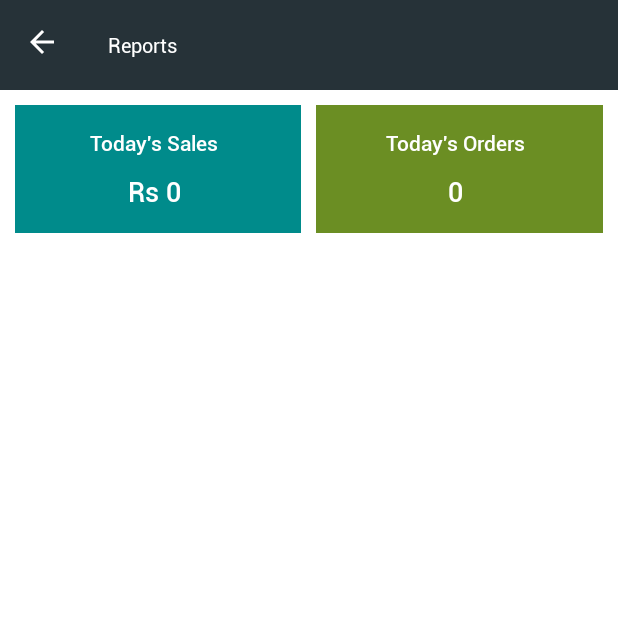
After one commit to hasibul993/Inventory, an Android app: the ReportsActivity screen opened directly, with no data from a screen before it, on a phone screen of 412 x 824 dp, the top half of it. The commit adds this screen. Run offline under Robolectric (Android 15) with nearby library versions, the phone set to English and light mode, and no system bars.

Commit message:
tablets ui check

```diff
--- a/app/src/main/AndroidManifest.xml
+++ b/app/src/main/AndroidManifest.xml
@@ -77,6 +77,12 @@
             android:windowSoftInputMode="stateHidden" />
 
         <activity
+            android:name=".Activities.ReportsActivity"
+            android:screenOrientation="portrait"
+            android:theme="@style/AppTheme.HomeNoActionBar"
+            android:windowSoftInputMode="stateHidden" />
+
+        <activity
             android:name=".Activities.ProfileEditActivity"
             android:screenOrientation="portrait"
             android:theme="@style/AppTheme.HomeNoActionBar"
--- a/app/src/main/java/com/inventory/Activities/MainActivity.java
+++ b/app/src/main/java/com/inventory/Activities/MainActivity.java
@@ -310,6 +310,17 @@ public class MainActivity implements AppConstants {
         ArrayList<DrugModel> drugModelArrayList = new ArrayList<>();
         try {
             drugModelArrayList = databaseAccess.GetOrderListFromOrderDB(searchText);
+        } catch (Exception ex) {
+            ex.printStackTrace();
+        }
+        return drugModelArrayList;
+    }
+
+    public ArrayList<DrugModel> GetOrderListByDateFromOrderDB(Context context, String today) {
+        databaseAccess = new DatabaseAccess(context);
+        ArrayList<DrugModel> drugModelArrayList = new ArrayList<>();
+        try {
+            drugModelArrayList = databaseAccess.GetOrderListByDateFromOrderDB(today);
         } catch (Exception ex) {
             ex.printStackTrace();
         }
--- /dev/null
+++ b/app/src/main/java/com/inventory/Activities/ReportsActivity.java
@@ -0,0 +1,205 @@
+package com.inventory.Activities;
+
+import android.app.SearchManager;
+import android.content.Context;
+import android.content.Intent;
+import android.os.Bundle;
+import android.support.v4.view.MenuItemCompat;
+import android.support.v7.app.AppCompatActivity;
+import android.support.v7.widget.LinearLayoutManager;
+import android.support.v7.widget.RecyclerView;
+import android.support.v7.widget.SearchView;
+import android.support.v7.widget.Toolbar;
+import android.view.Menu;
+import android.view.MenuItem;
+import android.widget.TextView;
+
+import com.inventory.Adapter.OrdersAdapter;
+import com.inventory.Helper.AppConstants;
+import com.inventory.Helper.Utility;
+import com.inventory.Model.DrugModel;
+import com.inventory.Model.UserKeyDetailsModel;
+import com.inventory.NewUi.DividerItemDecoration;
+import com.inventory.NewUi.RobotoTextView;
+import com.inventory.R;
+
+import org.apache.commons.lang3.StringUtils;
+
+import java.util.ArrayList;
+
+/**
+ * Created by BookMEds on 02-02-2018.
+ */
+
+public class ReportsActivity extends AppCompatActivity implements AppConstants {
+
+    Utility utility = Utility.getInstance();
+    UserKeyDetailsModel userKeyDetailsModel = new UserKeyDetailsModel();
+    MainActivity mainActivity = MainActivity.getInstance();
+
+
+    private Toolbar toolbar;
+    TextView toolbar_title;
+
+    RecyclerView recyclerView;
+
+    ArrayList<DrugModel> orderArrayList = new ArrayList<>();
+
+    RobotoTextView todaysSaleTV, todaysSaleValueTV, todaysOrderTV, todaysOrderValueTV;
+
+
+    OrdersAdapter ordersAdapter;
+
+
+    @Override
+    protected void onCreate(Bundle savedInstanceState) {
+        super.onCreate(savedInstanceState);
+        setContentView(R.layout.reports_activity);
+
+        InitializeIDS();
+
+        userKeyDetailsModel = mainActivity.GetUserKeyDetails(ReportsActivity.this);
+
+        RecreateLayout();
+
+        GetTodaysOrdersLocally(mainActivity.GetCurrentDate(AppConstants.SIMPLE_DATE_FORMAT));
+
+        // GetOrdersLocally(null);
+
+    }
+
+    private void InitializeIDS() {
+        try {
+            toolbar = (Toolbar) findViewById(R.id.toolbar);
+            toolbar_title = (TextView) findViewById(R.id.toolbar_title);
+
+            recyclerView = (RecyclerView) findViewById(R.id.recyclerView);
+
+            todaysSaleTV = (RobotoTextView) findViewById(R.id.todaysSaleTV);
+            todaysSaleValueTV = (RobotoTextView) findViewById(R.id.todaysSaleValueTV);
+            todaysOrderTV = (RobotoTextView) findViewById(R.id.todaysOrderTV);
+            todaysOrderValueTV = (RobotoTextView) findViewById(R.id.todaysOrderValueTV);
+        } catch (Exception ex) {
+            ex.printStackTrace();
+        }
+    }
+
+
+    private void RecreateLayout() {
+
+        try {
+
+            setSupportActionBar(toolbar);
+
+            MainActivity.getInstance().SupportActionBar(ReportsActivity.this, getSupportActionBar(), MainActivity.GetThemeColor(), toolbar_title, getString(R.string.report), false);
+
+        } catch (Exception ex) {
+            ex.printStackTrace();
+        }
+    }
+
+    public void GetTodaysOrdersLocally(String today) {
+        try {
+
+            orderArrayList = mainActivity.GetOrderListByDateFromOrderDB(ReportsActivity.this, today);
+
+            todaysOrderTV.setText(getString(R.string.today) + "'s " + getString(R.string.order));
+            todaysOrderValueTV.setText(orderArrayList.size() + "");
+
+            todaysSaleTV.setText(getString(R.string.today) + "'s " + getString(R.string.sales));
+            todaysSaleValueTV.setText(getString(R.string.rs) + " " + GetTodaysSales(orderArrayList));
+
+        } catch (Exception ex) {
+            ex.printStackTrace();
+        }
+    }
+
+    public void GetOrdersLocally(String searchedText) {
+        try {
+
+            orderArrayList = mainActivity.GetOrderListFromOrderDB(ReportsActivity.this, searchedText);
+
+            SetAdapter(orderArrayList);
+
+        } catch (Exception ex) {
+            ex.printStackTrace();
+        }
+    }
+
+    private void SetAdapter(ArrayList<DrugModel> orderArrayList) {
+        try {
+            ordersAdapter = new OrdersAdapter(ReportsActivity.this, orderArrayList, true);
+            recyclerView.setLayoutManager(new LinearLayoutManager(ReportsActivity.this));
+            recyclerView.addItemDecoration(new DividerItemDecoration(ReportsActivity.this));
+            recyclerView.setAdapter(ordersAdapter);
+            ordersAdapter.notifyDataSetChanged();
+        } catch (Exception ex) {
+            ex.printStackTrace();
+        }
+    }
+
+    public String GetTodaysSales(ArrayList<DrugModel> todayOrderArrayList) {
+        double totalSales = 0;
+        String OrderTotalString = "";
+        try {
+            for (DrugModel drug : todayOrderArrayList) {
+                try {
+                    totalSales = totalSales + drug.OrderTotal;
+                } catch (Exception ex) {
+                    ex.printStackTrace();
+                }
+            }
+            OrderTotalString = AppConstants.decimalFormatTwoPlace.format(totalSales);
+        } catch (Exception ex) {
+            ex.printStackTrace();
+        }
+        return OrderTotalString;
+    }
+
+
+    public static void GotoReportsActivity(Context context) {
+        try {
+            Intent intent = new Intent(context, ReportsActivity.class);
+            context.startActivity(intent);
+        } catch (Exception ex) {
+            ex.printStackTrace();
+        }
+
+    }
+
+
+    public boolean onCreateOptionsMenu(Menu menu) {
+        try {
+            getMenuInflater().inflate(R.menu.menu_setting_activity, menu);
+            MenuItem moreIcon = menu.findItem(R.id.menu_more);
+            moreIcon.setVisible(false);
+        } catch (Exception ex) {
+            ex.printStackTrace();
+        }
+
+        return true;
+    }
+
+    public boolean onOptionsItemSelected(MenuItem item) {
+
+        switch (item.getItemId()) {
+
+            case android.R.id.home:
+                onBackPressed();
+                return true;
+            default:
+                return super.onOptionsItemSelected(item);
+        }
+    }
+
+
+    public void onBackPressed() {
+        try {
+            HomeActivity.GotoHomeActivity(ReportsActivity.this);
+        } catch (Exception ex) {
+            ex.printStackTrace();
+        }
+    }
+
+
+}
--- a/app/src/main/java/com/inventory/Adapter/HomeGridAdapter.java
+++ b/app/src/main/java/com/inventory/Adapter/HomeGridAdapter.java
@@ -12,6 +12,7 @@ import android.widget.RelativeLayout;
 import com.inventory.Activities.InventoryActivity;
 import com.inventory.Activities.MainActivity;
 import com.inventory.Activities.OrdersActivity;
+import com.inventory.Activities.ReportsActivity;
 import com.inventory.Activities.SalesActivity;
 import com.inventory.Helper.AppConstants;
 import com.inventory.Helper.Utility;
@@ -135,6 +136,8 @@ public class HomeGridAdapter extends RecyclerView.Adapter<HomeGridAdapter.MyView
                 SalesActivity.GotoSalesActivity(context,null,false);
             } else if (StringUtils.equalsIgnoreCase(homeModel.Title, context.getString(R.string.orders))) {
                 OrdersActivity.GotoOrdersActivity(context);
+            } else if (StringUtils.equalsIgnoreCase(homeModel.Title, context.getString(R.string.report))) {
+                ReportsActivity.GotoReportsActivity(context);
             }
         } catch (Exception ex) {
             ex.printStackTrace();
--- a/app/src/main/java/com/inventory/Database/DatabaseAccess.java
+++ b/app/src/main/java/com/inventory/Database/DatabaseAccess.java
@@ -851,6 +851,30 @@ public class DatabaseAccess extends DatabaseHelper {
         return orderList;
     }
 
+    public ArrayList<DrugModel> GetOrderListByDateFromOrderDB(String today) {
+        SQLiteDatabase db = super.getWritableDatabase();
+        Cursor cursor = null;
+        ArrayList<DrugModel> orderList = new ArrayList<>();
+
+        try {
+
+            cursor = db.rawQuery(DatabaseQuery.GetQueryForSearchOrderByDateInOrderDB(today), null);
+
+            if (cursor.getCount() > 0)
+                orderList = GetOrderList(cursor);
+
+        } catch (Exception ex) {
+            ex.printStackTrace();
+            Log.i(TAG, " GetOrderListByDateFromOrderDB() : " + ex.getMessage());
+        }
+
+        if (cursor != null)
+            cursor.close();
+        db.close();
+        return orderList;
+    }
+
+
     public DrugModel GetOrderItemDetailsFromOrderItemDB(String orderNo, String drugID) {
         SQLiteDatabase db = super.getWritableDatabase();
         Cursor cursor = null;
--- a/app/src/main/java/com/inventory/Database/DatabaseQuery.java
+++ b/app/src/main/java/com/inventory/Database/DatabaseQuery.java
@@ -218,6 +218,20 @@ public class DatabaseQuery extends DatabaseHelper {
         return query;
     }
 
+    public static String GetQueryForSearchOrderByDateInOrderDB(String today) {
+        String query = "";
+        /*Like %text% will search string in whole name but like text% will start search from first letter*/
+        try {
+            if (!StringUtils.isBlank(today)) {
+
+                query = SELECT_ALL + TABLE_ORDERS_DB + WHERE + COLUMN_ORDER_CREATED_ON + " like '" + today + "%' ";
+            }
+        } catch (Exception ex) {
+            ex.printStackTrace();
+        }
+        return query;
+    }
+
     public static String GetQueryForOrderItemInOrderItemDB(String orderNo) {
         String query = "";
         /*Like %text% will search string in whole name but like text% will start search from first letter*/
--- a/app/src/main/java/com/inventory/Helper/Utility.java
+++ b/app/src/main/java/com/inventory/Helper/Utility.java
@@ -296,9 +296,9 @@ public class Utility {
             homeModel.Title = context.getString(R.string.orders);
             homeModelArrayList.add(homeModel);
 
-            /*homeModel = new HomeModel();
+            homeModel = new HomeModel();
             homeModel.Title = context.getString(R.string.report);
-            homeModelArrayList.add(homeModel);*/
+            homeModelArrayList.add(homeModel);
 
 
         } catch (Exception ex) {
--- /dev/null
+++ b/app/src/main/res/layout/reports_activity.xml
@@ -0,0 +1,116 @@
+<?xml version="1.0" encoding="utf-8"?>
+<LinearLayout xmlns:android="http://schemas.android.com/apk/res/android"
+    xmlns:app="http://schemas.android.com/apk/res-auto"
+    android:id="@+id/mainLayout"
+    android:layout_width="match_parent"
+    android:layout_height="match_parent"
+    android:background="@color/White"
+    android:orientation="vertical">
+
+    <include
+        layout="@layout/toolbar"
+        android:layout_width="match_parent"
+        android:layout_height="@dimen/toolbar_60dp" />
+
+    <android.support.v4.widget.NestedScrollView
+        android:id="@+id/nestedScrollView"
+        android:layout_width="match_parent"
+        android:layout_height="match_parent"
+        android:layout_below="@+id/toolbar">
+
+        <LinearLayout
+            android:id="@+id/mainLinearLayout"
+            android:layout_width="match_parent"
+            android:layout_height="match_parent"
+            android:orientation="vertical">
+
+            <LinearLayout
+                android:layout_width="match_parent"
+                android:layout_height="wrap_content"
+                android:layout_marginLeft="10dp"
+                android:layout_marginRight="10dp"
+                android:layout_marginTop="10dp"
+                android:orientation="horizontal"
+                android:weightSum="2">
+
+                <LinearLayout
+                    android:layout_width="0dp"
+                    android:layout_height="wrap_content"
+                    android:layout_weight="1"
+                    android:background="@color/DarkCyan"
+                    android:orientation="vertical"
+                    android:padding="10dp">
+
+                    <com.inventory.NewUi.RobotoTextView
+                        android:id="@+id/todaysSaleTV"
+                        android:layout_width="match_parent"
+                        android:layout_height="wrap_content"
+                        android:layout_marginRight="5dp"
+                        android:gravity="center"
+                        android:padding="5dp"
+                        android:text="@string/sales"
+                        android:textColor="@color/White"
+                        android:textSize="@dimen/body"
+                        app:typeface="robotoMedium" />
+
+                    <com.inventory.NewUi.RobotoTextView
+                        android:id="@+id/todaysSaleValueTV"
+                        android:layout_width="match_parent"
+                        android:layout_height="wrap_content"
+                        android:layout_marginRight="5dp"
+                        android:gravity="center"
+                        android:padding="5dp"
+                        android:text=""
+                        android:textColor="@color/White"
+                        android:textSize="@dimen/header_18sp"
+                        app:typeface="robotoMedium" />
+
+
+                </LinearLayout>
+
+                <LinearLayout
+                    android:layout_width="0dp"
+                    android:layout_height="wrap_content"
+                    android:layout_marginLeft="10dp"
+                    android:layout_weight="1"
+                    android:background="@color/OliveDrab"
+                    android:orientation="vertical"
+                    android:padding="10dp">
+
+                    <com.inventory.NewUi.RobotoTextView
+                        android:id="@+id/todaysOrderTV"
+                        android:layout_width="match_parent"
+                        android:layout_height="wrap_content"
+                        android:layout_marginRight="5dp"
+                        android:gravity="center"
+                        android:padding="5dp"
+                        android:text="@string/order"
+                        android:textColor="@color/White"
+                        android:textSize="@dimen/body"
+                        app:typeface="robotoMedium" />
+
+                    <com.inventory.NewUi.RobotoTextView
+                        android:id="@+id/todaysOrderValueTV"
+                        android:layout_width="match_parent"
+                        android:layout_height="wrap_content"
+                        android:layout_marginRight="5dp"
+                        android:gravity="center"
+                        android:padding="5dp"
+                        android:text=""
+                        android:textColor="@color/White"
+                        android:textSize="@dimen/header_18sp"
+                        app:typeface="robotoMedium" />
+
+
+                </LinearLayout>
+
+
+            </LinearLayout>
+
+
+        </LinearLayout>
+
+    </android.support.v4.widget.NestedScrollView>
+
+
+</LinearLayout>
--- a/app/src/main/res/values/dimens.xml
+++ b/app/src/main/res/values/dimens.xml
@@ -17,7 +17,7 @@
     <dimen name="text_10sp">10sp</dimen>
 
 
-    <dimen name="toolbar_title_10sp">10sp</dimen>
+    <dimen name="toolbar_title_10sp">9sp</dimen>
 
     <dimen name="toolbar_60dp">60dp</dimen>
 
--- a/app/src/main/res/values/strings.xml
+++ b/app/src/main/res/values/strings.xml
@@ -186,6 +186,12 @@
     <string name="splitterCharacter">\\:</string>
     <string name="searchOrderByMobile">Search by customer name/mobile</string>
     <string name="searchDrugByName">Search by drug name</string>
+
+
+    <!--Reports-->
+    <string name="today">Today</string>
+    <string name="sales">Sales</string>
+
 
     <string name="sharevia">Share via</string>
     <string name="isNotEdiatable">IsNotEdiatable</string>
```
